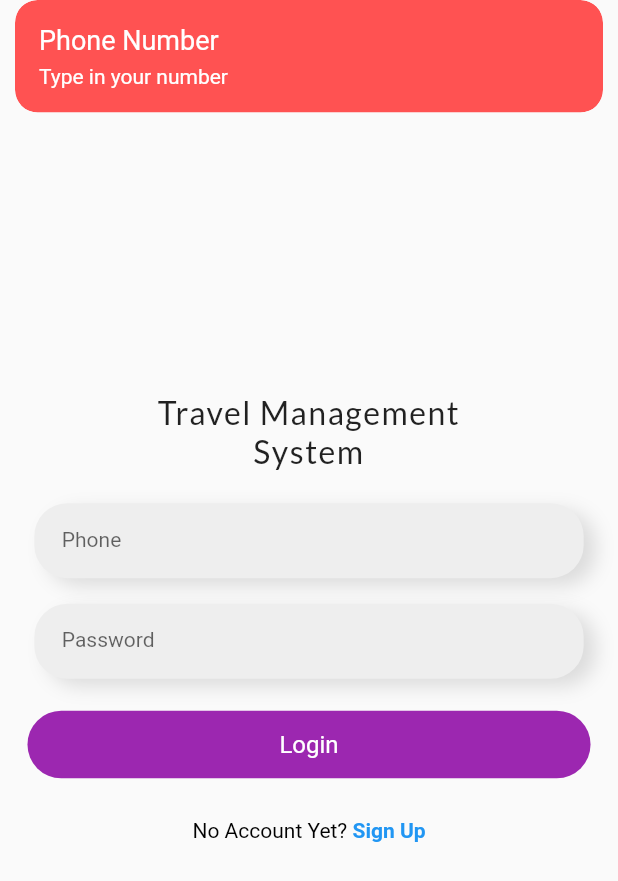
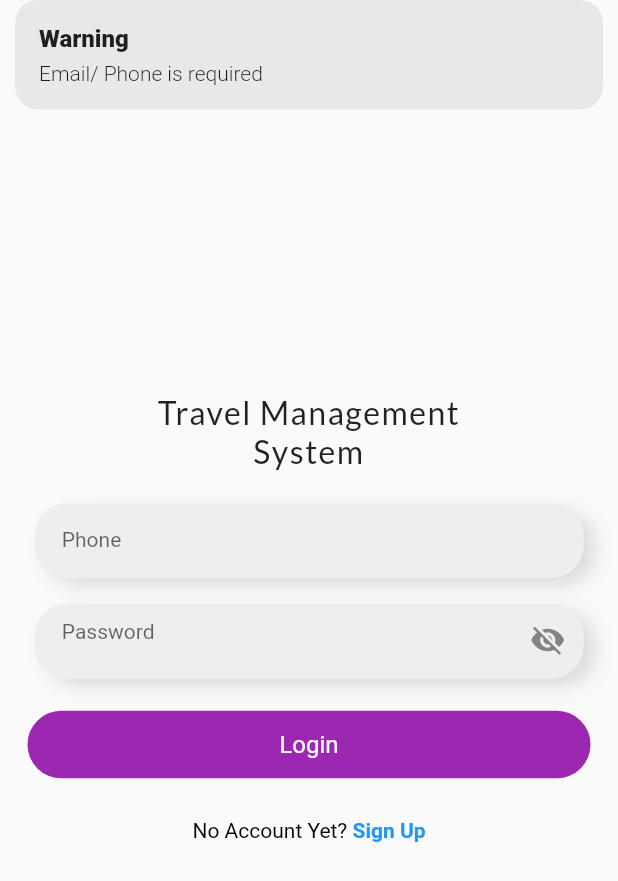
Before and after one commit to Rifatrony/Travel-APP, a Flutter app: the screen it shows after launch, after a tap on "Login", on a phone screen of 412 x 824 dp. Shown: the top 881 px of the screen. Run offline on Flutter 3.47's test engine with Material 2 defaults, Android fonts, the phone set to English and light mode, and no system bars; our stand-ins replace get, google_fonts, pie_chart, shared_preferences; network calls fail.

Commit message:
final commit for first release

```diff
--- a/lib/controller/auth_controller.dart
+++ b/lib/controller/auth_controller.dart
@@ -1,3 +1,4 @@
+import 'package:flutter/material.dart';
 import 'package:get/get.dart';
 import 'package:shared_preferences/shared_preferences.dart';
 import 'package:travel_app/data/repository/auth_repo.dart';
@@ -5,26 +6,86 @@ import 'package:travel_app/screen/login_screen.dart';
 import 'package:travel_app/screen/tour_screen.dart';
 
 class AuthController extends GetxController implements GetxService {
-  final isLoaded = false.obs;
+  RxBool isLoading = false.obs;
   final isRegLoaded = false.obs;
+  RxBool isPasswordHidden = true.obs;
   final authRepo = AuthRepo();
 
-  Future<void> login(dynamic data) async {
-    isLoaded.value = true;
-    authRepo.login(data).then((value) {
-      if (value['message'] == "Login Successful") {
-        Get.snackbar("Login Successful", "Welcome back");
-        Get.to(const TourScreen());
-        authRepo.saveUser(value['access_token']);
-        isLoaded.value = false;
-      } else if (value['code'] == 404) {
-        Get.snackbar(value['code'], "User not found");
-        isLoaded.value = false;
-      } else {
-        Get.snackbar(value['code'], value['message']);
-        isLoaded.value = false;
+  var phoneController = TextEditingController();
+  var passwordController = TextEditingController();
+
+  Future<void> login() async {
+    if (phoneController.text.toString().isEmpty) {
+      Get.snackbar("Warning", "Email/ Phone is required");
+    } else if (passwordController.text.toString().isEmpty) {
+      Get.snackbar("Warning", "Password is required");
+    } else if (passwordController.text.toString().length < 6) {
+      Get.snackbar("Warning", "Minimum Password is 6");
+    } else {
+      try {
+        isLoading(true);
+        Map data = {
+          "phone": phoneController.text.toString().trim(),
+          "password": passwordController.text.toString().trim(),
+        };
+        authRepo.login(data).then((value) {
+          if (value['message'] == "Login Successful") {
+            // Get.offAllNamed(RouteName.CUSTOMER_DASHBOARD_SCREEN);
+            isLoading(false);
+            isLoading.value = true;
+            Get.snackbar("Success", "Login Successful");
+            Get.offAll(const TourScreen());
+            authRepo.saveUser(value['access_token']);
+            update();
+
+          }
+
+          else if (value['message'] == "Phone not found") {
+            Get.snackbar("Warning", "Phone number not found");
+            isLoading(false);
+            update();
+
+          }
+
+          else if (value['message'] ==
+              "Authentication Failed: Incorrect password.") {
+            Get.snackbar(
+                "Warning", "Authentication Failed: Incorrect password.");
+            isLoading(false);
+            update();
+          } else {
+            // Login error
+            isLoading.value = false;
+          }
+        });
+      } catch (e) {
+        // print e
+        isLoading(false);
       }
-    });
+    }
+
+    // isLoaded.value = true;
+    // authRepo.login(data).then((value) {
+    //   if (value['message'] == "Authentication Failed: Incorrect password.") {
+    //     Get.snackbar(
+    //         value['Warning'], "Authentication Failed: Incorrect password.");
+    //     isLoaded.value = false;
+    //   } else if (value['message'] == "Phone not found") {
+    //     Get.snackbar(value['Warning'], "Phone not found");
+    //     isLoaded.value = false;
+    //   } else if (value['message'] == "Login Successful") {
+    //     Get.snackbar("Successful", "Login Successful");
+    //     Get.to(const TourScreen());
+    //     authRepo.saveUser(value['access_token']);
+    //     isLoaded.value = false;
+    //   } else if (value['code'] == 404) {
+    //     Get.snackbar(value['code'], "User not found");
+    //     isLoaded.value = false;
+    //   } else {
+    //     Get.snackbar(value['code'], value['message']);
+    //     isLoaded.value = false;
+    //   }
+    // });
   }
 
   Future<void> registration(dynamic data) async {
@@ -37,13 +98,16 @@ class AuthController extends GetxController implements GetxService {
           Get.to(const LoginScreen());
           // authRepo.saveUser(value['access_token']);
           isRegLoaded.value = false;
+          update();
         } else {
           Get.snackbar("Error", "This phone is already used");
           isRegLoaded.value = false;
+          update();
         }
       } else {
         Get.snackbar(value['code'], value['message']);
         isRegLoaded.value = false;
+        update();
       }
     });
   }
--- a/lib/screen/add_member_screen.dart
+++ b/lib/screen/add_member_screen.dart
@@ -6,7 +6,6 @@ import 'package:travel_app/controller/member_controller.dart';
 import 'package:travel_app/utils/app_constants.dart';
 import 'package:travel_app/utils/diamention.dart';
 import 'package:travel_app/widget/app_button.dart';
-import 'package:travel_app/widget/app_text_form.dart';
 import 'package:travel_app/widget/shadow_text_form.dart';
 
 class AddMemberScreen extends StatefulWidget {
--- a/lib/screen/login_screen.dart
+++ b/lib/screen/login_screen.dart
@@ -4,10 +4,8 @@ import 'package:flutter/material.dart';
 import 'package:get/get.dart';
 import 'package:travel_app/controller/auth_controller.dart';
 import 'package:travel_app/screen/signup_screen.dart';
-import 'package:travel_app/utils/custom_message.dart';
 import 'package:travel_app/utils/diamention.dart';
 import 'package:travel_app/widget/app_button.dart';
-import 'package:travel_app/widget/app_text_form.dart';
 import 'package:google_fonts/google_fonts.dart';
 import 'package:travel_app/widget/shadow_text_form.dart';
 
@@ -19,9 +17,6 @@ class LoginScreen extends StatefulWidget {
 }
 
 class _LoginScreenState extends State<LoginScreen> {
-  var phoneController = TextEditingController();
-  var passwordController = TextEditingController();
-
   final authController = Get.put(AuthController());
 
   @override
@@ -44,23 +39,60 @@ class _LoginScreenState extends State<LoginScreen> {
           ),
           ShadowTextForm(
             hint: "Phone",
-            controller: phoneController,
+            controller: authController.phoneController,
             inputType: TextInputType.phone,
           ),
           SizedBox(
             height: Diamentions.height16,
           ),
-          ShadowTextForm(
-            hint: "Password",
-            controller: passwordController,
-            inputType: TextInputType.text,
-            isVisible: true,
+          Obx( ()=>
+            Padding(
+              padding: EdgeInsets.symmetric(horizontal: Diamentions.width20),
+              child: Container(
+                height: 50,
+                decoration: BoxDecoration(
+                  color: Colors.grey.shade200,
+                  borderRadius: BorderRadius.circular(22),
+                  boxShadow: [
+                    BoxShadow(
+                      color: Colors.grey.shade400.withOpacity(0.5),
+                      spreadRadius: 0,
+                      blurRadius: 10,
+                      offset: const Offset(
+                          8, 5), // changes the position of the shadow
+                    ),
+                  ],
+                ),
+                child: TextFormField(
+                  obscureText: authController.isPasswordHidden.value,
+                  keyboardType: TextInputType.text,
+                  controller: authController.passwordController,
+                  style: const TextStyle(fontSize: 14),
+                  decoration: InputDecoration(
+                    border: InputBorder.none,
+                    suffixIcon: InkWell(
+                              onTap: (){
+                                authController.isPasswordHidden.value =! authController.isPasswordHidden.value;
+                              },
+                              child: Icon(authController.isPasswordHidden.value ? Icons.visibility_off : Icons.visibility),
+                            ),
+                    contentPadding: EdgeInsets.only(
+                      left: Diamentions.width16,
+                      right: Diamentions.width16,
+                      top: Diamentions.height10,
+                      bottom: Diamentions.height10,
+                    ),
+                    hintText: "Password",
+                  ),
+                ),
+              ),
+            ),
           ),
           Obx(
             () => AppButton(
-              loading: authController.isLoaded.value,
+              loading: authController.isLoading.value,
               onPress: () {
-                userLogin();
+                authController.login();
               },
               title: "Login",
               height: 45,
@@ -92,23 +124,23 @@ class _LoginScreenState extends State<LoginScreen> {
     );
   }
 
-  void userLogin() {
-    String phone = phoneController.text.trim();
-    String password = passwordController.text.trim();
+  // void userLogin() {
+  //   String phone = phoneController.text.trim();
+  //   String password = passwordController.text.trim();
 
-    if (phone.isEmpty) {
-      Message.snackBar("Type in your number", title: "Phone Number");
-    } else if (password.isEmpty) {
-      Message.snackBar("Type in your Password", title: "Password");
-    } else if (password.length < 6) {
-      Message.snackBar("Password can not be less than 6 digit",
-          title: "Password");
-    } else {
-      Map data = {
-        "phone": phone,
-        "password": password,
-      };
-      authController.login(data);
-    }
-  }
+  //   if (phone.isEmpty) {
+  //     Message.snackBar("Type in your number", title: "Phone Number");
+  //   } else if (password.isEmpty) {
+  //     Message.snackBar("Type in your Password", title: "Password");
+  //   } else if (password.length < 6) {
+  //     Message.snackBar("Password can not be less than 6 digit",
+  //         title: "Password");
+  //   } else {
+  //     Map data = {
+  //       "phone": phone,
+  //       "password": password,
+  //     };
+  //     authController.login(data);
+  //   }
+  // }
 }
--- a/lib/screen/money_screen.dart
+++ b/lib/screen/money_screen.dart
@@ -6,7 +6,6 @@ import 'package:travel_app/controller/member_controller.dart';
 import 'package:travel_app/utils/app_constants.dart';
 import 'package:travel_app/utils/diamention.dart';
 import 'package:travel_app/widget/app_button.dart';
-import 'package:travel_app/widget/app_text_form.dart';
 import 'package:travel_app/widget/big_text.dart';
 import 'package:travel_app/widget/shadow_text_form.dart';
 
--- a/lib/screen/signup_screen.dart
+++ b/lib/screen/signup_screen.dart
@@ -8,8 +8,6 @@ import 'package:travel_app/screen/login_screen.dart';
 import 'package:travel_app/utils/custom_message.dart';
 import 'package:travel_app/utils/diamention.dart';
 import 'package:travel_app/widget/app_button.dart';
-import 'package:travel_app/widget/app_text_form.dart';
-import 'package:travel_app/widget/big_text.dart';
 import 'package:travel_app/widget/shadow_text_form.dart';
 
 class SignupScreen extends StatefulWidget {
--- a/lib/utils/app_constants.dart
+++ b/lib/utils/app_constants.dart
@@ -1,5 +1,5 @@
 class AppConstants{
-  static const String baseUrl = 'http://192.168.0.103:5050/api';
+  static const String baseUrl = 'https://trip-app-api-zoy4.onrender.com/api';
   static const String loginUrl = '$baseUrl/auth/login';
   static const String registrationUrl = '$baseUrl/auth/registration';
   static const String profileUrl = '$baseUrl/auth/profile';
```
Also changed, not shown: lib/screen/dashboard.dart (+125 -92 lines), pubspec.lock, 1 other file.
